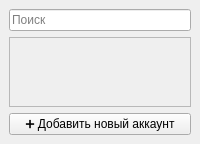
Qt form otp_window.ui (olejatorqq/otp-mfa) before a commit.
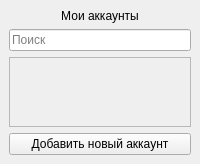
The same form after that commit.

Patch:
```diff
--- a/otp_window.ui
+++ b/otp_window.ui
@@ -7,6 +7,18 @@
   </property>
   <widget class="QWidget" name="centralwidget">
    <layout class="QVBoxLayout" name="verticalLayout">
+    <!-- Добавлен заголовок "Мои аккаунты" -->
+    <item>
+     <widget class="QLabel" name="titleLabel">
+      <property name="text">
+       <string>Мои аккаунты</string>
+      </property>
+      <property name="alignment">
+       <set>Qt::AlignCenter</set>
+      </property>
+     </widget>
+    </item>
+    <!-- Поле поиска -->
     <item>
      <widget class="QLineEdit" name="searchLineEdit">
       <property name="placeholderText">
@@ -29,7 +41,7 @@
     <item>
      <widget class="QPushButton" name="addButton">
       <property name="text">
-       <string>➕ Добавить новый аккаунт</string>
+       <string>Добавить новый аккаунт</string>
       </property>
      </widget>
     </item>
```
Left out of the diff: 4 changed lines with no effect on the pictures.
